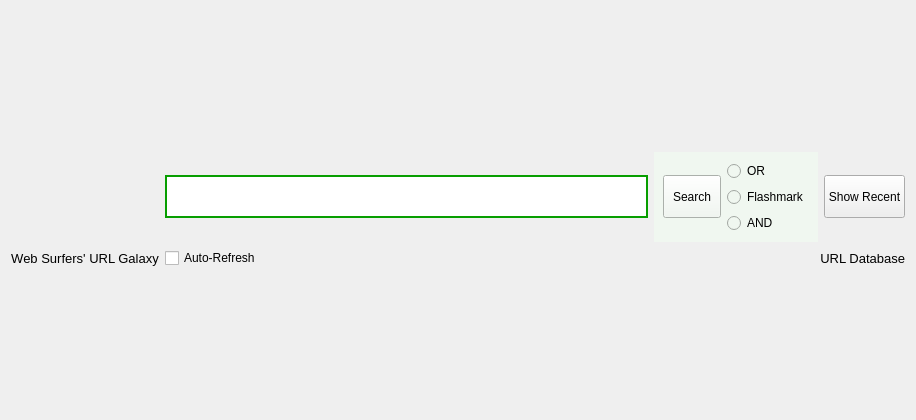
First picture: the form in ui/url-display.ui, repository berndhs/arado, before the edit.
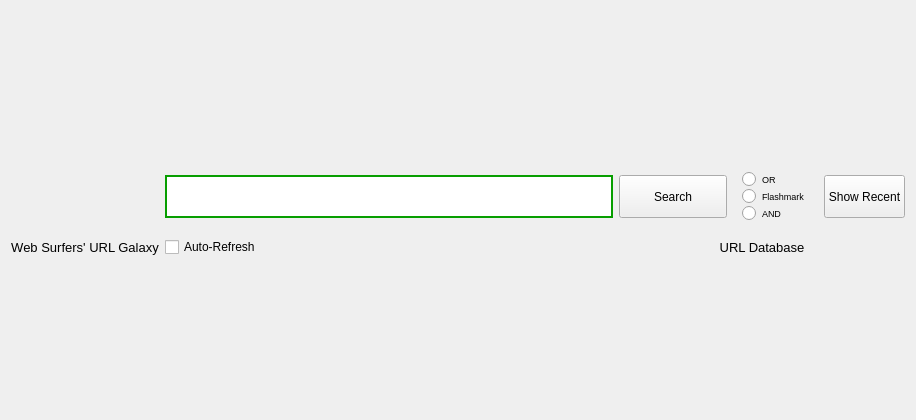
Second picture: the form after the edit. Icons and pictures are not drawn.

Commit message: windows OS  layout optimization

What changed in the file:
```diff
--- a/ui/url-display.ui
+++ b/ui/url-display.ui
@@ -90,7 +90,7 @@
          </property>
         </widget>
        </item>
-       <item row="1" column="6">
+       <item row="1" column="7">
         <layout class="QHBoxLayout" name="horizontalLayout_2">
          <item>
           <widget class="QWidget" name="searchGroup" native="true">
@@ -101,77 +101,19 @@
             </sizepolicy>
            </property>
            <property name="styleSheet">
-            <string notr="true">QWidget {background-color:#f0f7f0;}</string>
+            <string notr="true"/>
            </property>
            <layout class="QHBoxLayout" name="horizontalLayout">
-            <item>
-             <widget class="QPushButton" name="searchButton">
-              <property name="sizePolicy">
-               <sizepolicy hsizetype="Expanding" vsizetype="Preferred">
-                <horstretch>0</horstretch>
-                <verstretch>0</verstretch>
-               </sizepolicy>
-              </property>
-              <property name="minimumSize">
-               <size>
-                <width>0</width>
-                <height>43</height>
-               </size>
-              </property>
-              <property name="maximumSize">
-               <size>
-                <width>120</width>
-                <height>43</height>
-               </size>
-              </property>
-              <property name="toolTip">
-               <string>Search for the entered keyword(s).</string>
-              </property>
-              <property name="layoutDirection">
-               <enum>Qt::LeftToRight</enum>
-              </property>
-              <property name="styleSheet">
-               <string notr="true">QPushButton { 
-border-image: url(:/images/btn1.png) 4;
-border-width: 4;
-padding: 0px 6px;
-font-size: 12px;
-}
-
-*{
-color: black;
-}
-
-QPushButton:hover {
-border-image: url(:/images/btn2.png) 4;
-}
-
-QPushButton:pressed{
-border-image: url(:/images/btn3.png) 4;
-}</string>
-              </property>
-              <property name="text">
-               <string>Search</string>
-              </property>
-              <property name="icon">
-               <iconset resource="../arado.qrc">
-                <normaloff>:/images/viewmag.png</normaloff>:/images/viewmag.png</iconset>
-              </property>
-              <property name="iconSize">
-               <size>
-                <width>32</width>
-                <height>32</height>
-               </size>
-              </property>
-             </widget>
-            </item>
             <item>
              <layout class="QVBoxLayout" name="verticalLayout">
+              <property name="spacing">
+               <number>0</number>
+              </property>
               <item>
                <widget class="QRadioButton" name="findOrButton">
                 <property name="font">
                  <font>
-                  <pointsize>9</pointsize>
+                  <pointsize>7</pointsize>
                  </font>
                 </property>
                 <property name="layoutDirection">
@@ -189,7 +131,7 @@
                <widget class="QRadioButton" name="findHashButton">
                 <property name="font">
                  <font>
-                  <pointsize>9</pointsize>
+                  <pointsize>7</pointsize>
                  </font>
                 </property>
                 <property name="text">
@@ -204,7 +146,7 @@
                <widget class="QRadioButton" name="findAndButton">
                 <property name="font">
                  <font>
-                  <pointsize>9</pointsize>
+                  <pointsize>7</pointsize>
                  </font>
                 </property>
                 <property name="text">
@@ -310,7 +252,7 @@
          </property>
         </widget>
        </item>
-       <item row="4" column="6">
+       <item row="4" column="6" colspan="2">
         <widget class="QLabel" name="bottomLabel">
          <property name="sizePolicy">
           <sizepolicy hsizetype="Expanding" vsizetype="Preferred">
@@ -333,13 +275,74 @@
           <string>Statusinfo.</string>
          </property>
          <property name="layoutDirection">
-          <enum>Qt::LeftToRight</enum>
+          <enum>Qt::RightToLeft</enum>
          </property>
          <property name="text">
           <string>URL Database</string>
          </property>
          <property name="alignment">
-          <set>Qt::AlignRight|Qt::AlignTrailing|Qt::AlignVCenter</set>
+          <set>Qt::AlignCenter</set>
+         </property>
+        </widget>
+       </item>
+       <item row="1" column="6">
+        <widget class="QPushButton" name="searchButton">
+         <property name="sizePolicy">
+          <sizepolicy hsizetype="Expanding" vsizetype="Preferred">
+           <horstretch>0</horstretch>
+           <verstretch>0</verstretch>
+          </sizepolicy>
+         </property>
+         <property name="minimumSize">
+          <size>
+           <width>0</width>
+           <height>43</height>
+          </size>
+         </property>
+         <property name="maximumSize">
+          <size>
+           <width>120</width>
+           <height>43</height>
+          </size>
+         </property>
+         <property name="toolTip">
+          <string>Search for the entered keyword(s).</string>
+         </property>
+         <property name="layoutDirection">
+          <enum>Qt::LeftToRight</enum>
+         </property>
+         <property name="styleSheet">
+          <string notr="true">QPushButton { 
+border-image: url(:/images/btn1.png) 4;
+border-width: 4;
+padding: 0px 6px;
+font-size: 12px;
+}
+
+*{
+color: black;
+}
+
+QPushButton:hover {
+border-image: url(:/images/btn2.png) 4;
+}
+
+QPushButton:pressed{
+border-image: url(:/images/btn3.png) 4;
+}</string>
+         </property>
+         <property name="text">
+          <string>Search</string>
+         </property>
+         <property name="icon">
+          <iconset resource="../arado.qrc">
+           <normaloff>:/images/viewmag.png</normaloff>:/images/viewmag.png</iconset>
+         </property>
+         <property name="iconSize">
+          <size>
+           <width>32</width>
+           <height>32</height>
+          </size>
          </property>
         </widget>
        </item>
```
